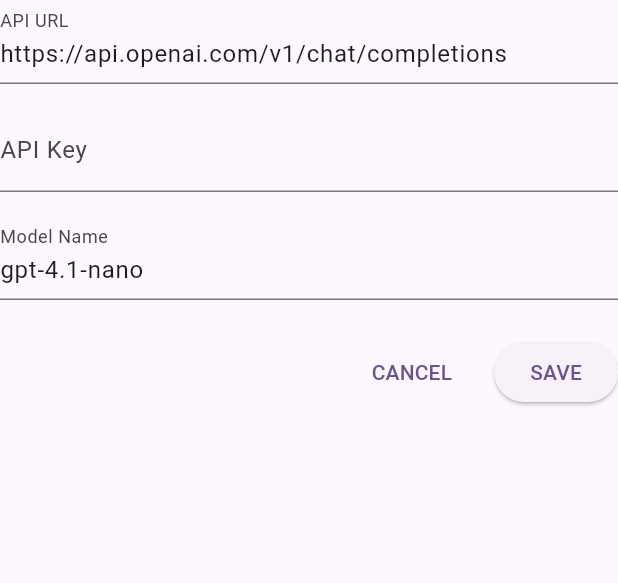
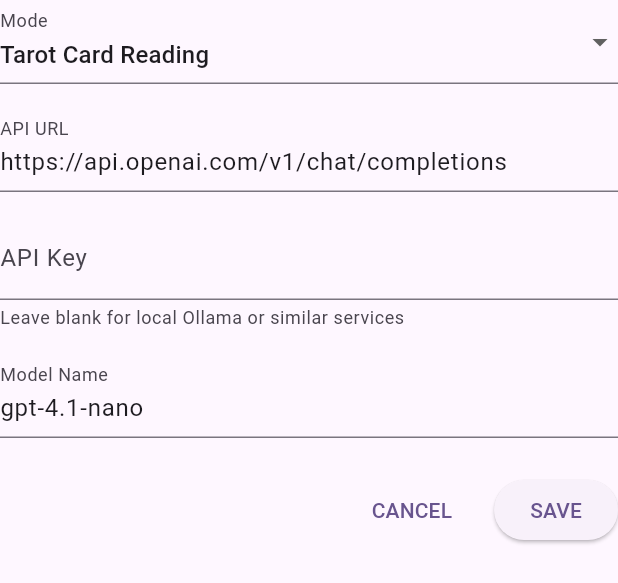
Before and after one commit to erickveil/Winston, a Flutter app: the SettingsForm widget shown alone on an empty page, opened directly, on a phone screen of 412 x 824 dp. Shown: the top 583 px of the screen. Run offline on Flutter 3.47's test engine with Material 3 defaults, Android fonts, the phone set to English and light mode, and no system bars; our stand-ins replace shared_preferences; accounts and stored records are empty.

Commit message:
🧱 Add mode selection and system prompts for AI interpretations in settings

```diff
--- a/lib/main.dart
+++ b/lib/main.dart
@@ -1,5 +1,3 @@
-import 'dart:math';
-
 import 'package:flutter/material.dart';
 
 import 'models/config.dart';
--- a/lib/models/config.dart
+++ b/lib/models/config.dart
@@ -15,11 +15,24 @@ class Config {
   String url = 'https://api.openai.com/v1/chat/completions';
   String authorization = '';
   String model = 'gpt-4.1-nano';
+  String selectedMode = 'tarot_reading';
 
   // Storage keys
   static const String _urlKey = 'config_url';
   static const String _authKey = 'config_authorization';
   static const String _modelKey = 'config_model';
+  static const String _modeKey = 'config_mode';
+
+  // Define available modes with their system prompts
+  static const Map<String, String> modes = {
+    'tarot_reading': 'You are an experienced and insightful tarot card reader and psychic medium. \nYour role is to provide meaningful, thoughtful interpretations of tarot cards in the context of a person\'s question or situation.\nConsider the card\'s symbolism, its orientation (upright or inverted), and the traditional meanings provided.\nOffer guidance that is compassionate, helpful, and thought-provoking.\nKeep your interpretation between 2-4 paragraphs.',
+
+    'ttrpg_scene': 'You are a creative game master for a solo TTRPG using tarot cards as narrative generators. \nYour role is to create immersive, exciting scene descriptions that incorporate the tarot card drawn as a narrative element.\nConsider the card\'s symbolism and meaning as plot hooks, environmental details, or encounters.\nCreate vivid descriptions that inspire storytelling and adventure.\nKeep your response to 3-5 paragraphs with enough detail to inspire gameplay.',
+
+    'npc_creator': 'You are a creative character designer for tabletop RPGs. \nYour role is to create compelling NPC personalities, backstories, and motivations based on tarot card draws.\nUse the card\'s symbolism to inform character traits, secrets, and relationships.\nCreate characters that are interesting, believable, and ready to interact with player characters.\nProvide 2-4 paragraphs covering personality, background, and current goals.',
+
+    'dungeon_room': 'You are a creative dungeon designer for tabletop RPGs. \nYour role is to generate immersive room descriptions and encounters for dungeons using tarot cards as inspiration.\nUse the card\'s imagery and meaning to inform the room\'s appearance, hazards, treasures, and inhabitants.\nCreate descriptions that are vivid, atmospheric, and mechanically interesting.\nKeep your response to 3-4 paragraphs with enough detail for a game master to run the encounter.',
+  };
 
   /// Load saved values from SharedPreferences
   Future<void> loadFromPrefs() async {
@@ -28,6 +41,7 @@ class Config {
     url = prefs.getString(_urlKey) ?? url;
     authorization = prefs.getString(_authKey) ?? authorization;
     model = prefs.getString(_modelKey) ?? model;
+    selectedMode = prefs.getString(_modeKey) ?? selectedMode;
   }
 
   /// Save current values to SharedPreferences
@@ -37,22 +51,28 @@ class Config {
     await prefs.setString(_urlKey, url);
     await prefs.setString(_authKey, authorization);
     await prefs.setString(_modelKey, model);
+    await prefs.setString(_modeKey, selectedMode);
   }
 
   /// Update config and save changes to persistent storage
-  Future<void> updateConfig({String? url, String? authorization, String? model}) async {
-    if (url != null) {
-      this.url = url;
-    }
-    if (authorization != null) {
-      this.authorization = authorization;
-    }
-    if (model != null) {
-      this.model = model;
-    }
+  Future<void> updateConfig({
+    String? url,
+    String? authorization,
+    String? model,
+    String? selectedMode,
+  }) async {
+    if (url != null) this.url = url;
+    if (authorization != null) this.authorization = authorization;
+    if (model != null) this.model = model;
+    if (selectedMode != null) this.selectedMode = selectedMode;
 
     // Save changes to persistent storage
     await saveToPrefs();
   }
 
+  /// Get the system prompt for the current mode
+  String getCurrentSystemPrompt() {
+    return modes[selectedMode] ?? modes['tarot_reading']!;
+  }
+
 }
--- a/lib/widgets/settings_form.dart
+++ b/lib/widgets/settings_form.dart
@@ -22,6 +22,11 @@ class _SettingsFormState extends State<SettingsForm> {
   // Config instance
   final Config _config = Config();
 
+  // Selected mode
+  late String _selectedMode;
+
+  bool _isSaving = false;
+
   // Initialize controllers with current values
   @override
   void initState() {
@@ -29,6 +34,7 @@ class _SettingsFormState extends State<SettingsForm> {
     _urlController = TextEditingController(text: _config.url);
     _authController = TextEditingController(text: _config.authorization);
     _modelController = TextEditingController(text: _config.model);
+    _selectedMode = _config.selectedMode;
   }
 
   // Clean up controllers
@@ -43,11 +49,16 @@ class _SettingsFormState extends State<SettingsForm> {
   // Save Settings
   Future<void> _saveSettings() async {
     if (_formKey.currentState!.validate()) {
+      setState(() {
+        _isSaving = true;
+      });
+
       try {
         await _config.updateConfig(
           url: _urlController.text,
           authorization: _authController.text,
           model: _modelController.text,
+          selectedMode: _selectedMode,
         );
 
         // Close the dialog
@@ -65,6 +76,12 @@ class _SettingsFormState extends State<SettingsForm> {
             SnackBar(content: Text('Error saving settings: $e')),
           );
         }
+      } finally {
+        if (mounted) {
+          setState(() {
+            _isSaving = false;
+          });
+        }
       }
     }
   }
@@ -76,6 +93,29 @@ class _SettingsFormState extends State<SettingsForm> {
       child: Column(
         mainAxisSize: MainAxisSize.min,
         children: [
+          // Mode selector
+          DropdownButtonFormField<String>(
+            value: _selectedMode,
+            decoration: const InputDecoration(
+              labelText: 'Mode',
+              hintText: 'Select the app mode',
+            ),
+            items: Config.modes.keys.map((String mode) {
+              return DropdownMenuItem<String>(
+                value: mode,
+                child: Text(_getModeLabel(mode)),
+              );
+            }).toList(),
+            onChanged: (String? newMode) {
+              if (newMode != null) {
+                setState(() {
+                  _selectedMode = newMode;
+                });
+              }
+            },
+          ),
+          const SizedBox(height: 16),
+
           TextFormField(
             controller: _urlController,
             decoration: const InputDecoration(
@@ -86,11 +126,9 @@ class _SettingsFormState extends State<SettingsForm> {
               if (value == null || value.isEmpty) {
                 return 'Please enter a URL';
               }
-              // TODO: Do we need URL validation?
               return null;
             },
           ),
-
           const SizedBox(height: 16),
 
           TextFormField(
@@ -98,10 +136,10 @@ class _SettingsFormState extends State<SettingsForm> {
             decoration: const InputDecoration(
               labelText: 'API Key',
               hintText: 'Enter the Open AI API key',
+              helperText: 'Leave blank for local Ollama or similar services',
             ),
             obscureText: true,
           ),
-
           const SizedBox(height: 16),
 
           TextFormField(
@@ -129,8 +167,14 @@ class _SettingsFormState extends State<SettingsForm> {
               ),
               const SizedBox(width: 16),
               ElevatedButton(
-                onPressed: _saveSettings,
-                child: const Text('SAVE'),
+                onPressed: _isSaving ? null : _saveSettings,
+                child: _isSaving
+                  ? const SizedBox(
+                      width: 20,
+                      height: 20,
+                      child: CircularProgressIndicator(strokeWidth: 2)
+                    )
+                  : const Text('SAVE'),
               ),
             ],
           ),
@@ -139,5 +183,20 @@ class _SettingsFormState extends State<SettingsForm> {
     );
   }
 
+  String _getModeLabel(String mode) {
+    switch (mode) {
+      case 'tarot_reading':
+        return 'Tarot Card Reading';
+      case 'ttrpg_scene':
+        return 'TTRPG Scene Generator';
+      case 'npc_creator':
+        return 'NPC Creator';
+      case 'dungeon_room':
+        return 'Dungeon Room Generator';
+      default:
+        return mode;
+    }
+  }
+
 
 }
```
Also changed, not shown: lib/widgets/ai_interpretation_panel.dart (+3 -5 lines).
